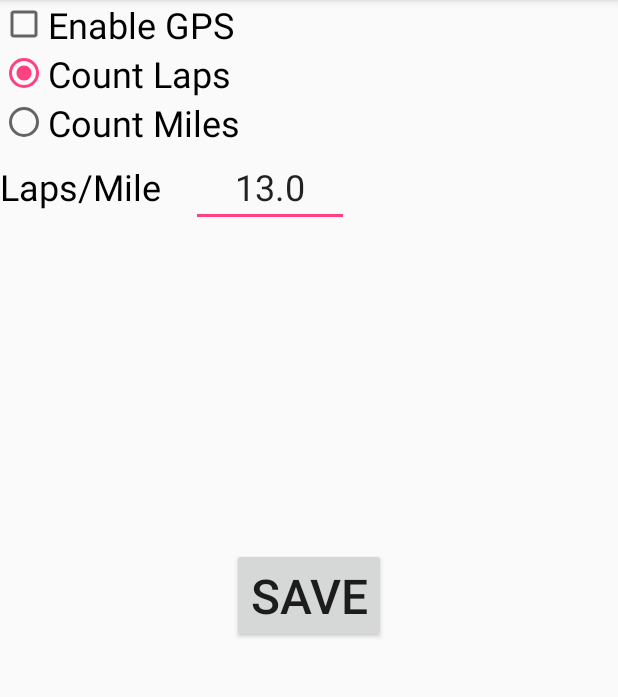
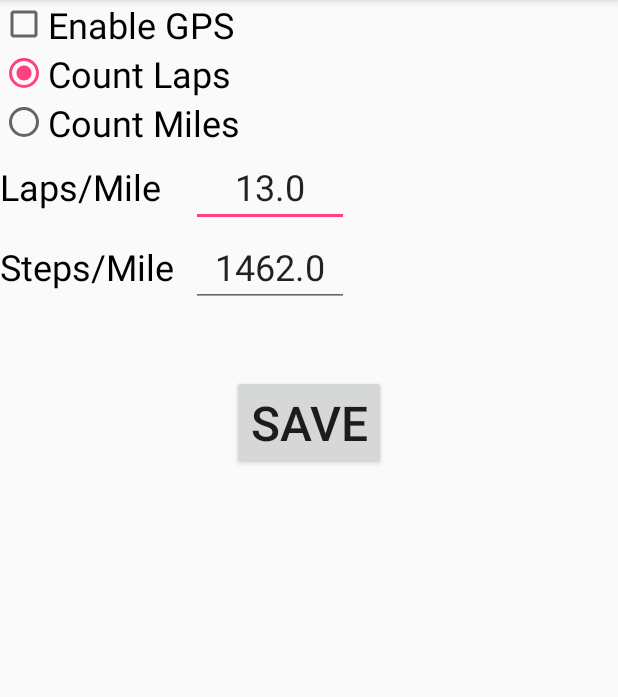
Before and after one commit to schatzsv/TrackRun, an Android app: the screen it shows after launch (SettingsActivity), in the options menu, after a tap on "Settings", on a phone screen of 412 x 824 dp, the part 84-781 px from its top. Run offline under Robolectric (Android 15) with nearby library versions, the phone set to English and light mode, and no system bars.

Commit message:
Cleanup, added steps per lap to settings screen, settings are class based now.

```diff
--- a/app/src/main/java/com/svschatz/trackrun/MainActivity.java
+++ b/app/src/main/java/com/svschatz/trackrun/MainActivity.java
@@ -56,9 +56,8 @@ public class MainActivity extends AppCompatActivity implements SensorEventListen
 
     protected static final String TAG = "TrackRun";
 
-    // fake steps
-    boolean mFakeSteps = true;
-    long mLastFakeStepTime = 0;
+    // fake steps, for testing
+    boolean mFakeSteps = false;
     long mFakeStepIncrement = (1000*(9*60 + 30))/1462;
     double mFakeStepCount = 0;
 
@@ -74,10 +73,6 @@ public class MainActivity extends AppCompatActivity implements SensorEventListen
 
     // Default settings
     public static TrackRunSettings trs = new TrackRunSettings();
-    public String mLapsPerMileString = "13.0";
-    public double mLapsPerMileDouble = 13.0;
-    private boolean mEnableGps = false;
-    private boolean mCountLaps = true;
 
     // intent codes
     static final int UPDATE_SETTINGS_REQUEST = 1000;
@@ -136,17 +131,11 @@ public class MainActivity extends AppCompatActivity implements SensorEventListen
         setContentView(R.layout.activity_main);
 
         // Restore preferences
-        // todo add a preference and setting screen for mLapsPerMile
-        // todo convert all preference uses to use TrackRunSettings class
         SharedPreferences settings = getPreferences(MODE_PRIVATE);
-        mLapsPerMileString = settings.getString("LapsPerMile", "13.0");
-        mLapsPerMileDouble = Double.parseDouble(mLapsPerMileString);
-        mEnableGps = settings.getBoolean("EnableGps", false);
-        mCountLaps = settings.getBoolean("CountLaps", true);
-        trs.setCountLaps(mCountLaps);
-        trs.setEnableGps(mEnableGps);
-        trs.setLapsPerMile(mLapsPerMileString);
-        sw.setLapsPerMile(mLapsPerMileDouble);
+        trs.setCountLaps(settings.getBoolean("CountLaps", true));
+        trs.setEnableGps(settings.getBoolean("EnableGps", false));
+        trs.setLapsPerMile(settings.getString("LapsPerMile", "13.0"));
+        trs.setStepsPerMile(settings.getString("StepsPerMile", "1462.0"));
 
         // Create an instance of GoogleAPIClient.
         doInitGoogleLocationApi();
@@ -303,7 +292,7 @@ public class MainActivity extends AppCompatActivity implements SensorEventListen
                 if (grantResults[0] == PackageManager.PERMISSION_GRANTED) {
                     Log.d(TAG, "onRequestPermissionsResult() - location permission granted");
                     mHaveLocationPermission = true;
-                    if (mEnableGps) {
+                    if (trs.mEnableGps) {
                         getLocation();
                         createLocationRequest();
                         startLocationUpdates();
@@ -415,7 +404,7 @@ public class MainActivity extends AppCompatActivity implements SensorEventListen
     @Override
     protected void onDestroy() {
         Log.d(TAG, "onDestroy()");
-        if (mEnableGps) {
+        if (trs.mEnableGps) {
             stopLocationUpdates();
         }
         mGoogleApiClient.disconnect();
@@ -445,9 +434,10 @@ public class MainActivity extends AppCompatActivity implements SensorEventListen
             return true;
         } else if (id == R.id.action_settings) {
             Intent intent = new Intent(this, SettingsActivity.class);
-            intent.putExtra("LAPS_PER_MILE", mLapsPerMileString);
-            intent.putExtra("COUNT_LAPS", mCountLaps);
-            intent.putExtra("ENABLE_GPS", mEnableGps);
+            intent.putExtra("LAPS_PER_MILE", trs.getLapsPerMileString());
+            intent.putExtra("STEPS_PER_MILE", trs.getStepsPerMileString());
+            intent.putExtra("COUNT_LAPS", trs.mCountLaps);
+            intent.putExtra("ENABLE_GPS", trs.mEnableGps);
             startActivityForResult(intent, UPDATE_SETTINGS_REQUEST);
             return true;
         }
@@ -461,29 +451,26 @@ public class MainActivity extends AppCompatActivity implements SensorEventListen
             if (resultCode == RESULT_OK) {
                 Log.d(TAG, "MainActivity.onActivityResult() - RESULT_OK");
                 // Handle laps per mile setting
-                mLapsPerMileString = data.getStringExtra("LAPS_PER_MILE");
-                mLapsPerMileDouble = Double.parseDouble(mLapsPerMileString);
-                trs.setLapsPerMile(mLapsPerMileString);
-                sw.setLapsPerMile(mLapsPerMileDouble);
+                trs.setLapsPerMile(data.getStringExtra("LAPS_PER_MILE"));
+                // Handle steps per mile setting
+                trs.setStepsPerMile(data.getStringExtra("STEPS_PER_MILE"));
                 // todo Handle count laps/miles setting
-                mCountLaps = data.getBooleanExtra("COUNT_LAPS", true);
-                trs.setCountLaps(mCountLaps);
+                trs.setCountLaps(data.getBooleanExtra("COUNT_LAPS", true));
                 // todo Handle enable/disable GPS
                 boolean rv = data.getBooleanExtra("ENABLE_GPS", false);
-                trs.setEnableGps(rv);
-                if (rv != mEnableGps) {
+                if (rv != trs.mEnableGps) {
                     // GPS setting was updated
                     if (rv == false) {
                         // Disable GPS
                         stopLocationUpdates();
-                        mEnableGps = false;
+                        trs.setEnableGps(false);
                     } else {
                         // Enable GPS
                         if (mHaveLocationPermission) {
                             getLocation();
                             createLocationRequest();
                             startLocationUpdates();
-                            mEnableGps = true;
+                            trs.setEnableGps(true);
                         } else {
                             Toast.makeText(this, "Can't enable GPS, check permission",
                                     Toast.LENGTH_LONG).show();
@@ -494,9 +481,10 @@ public class MainActivity extends AppCompatActivity implements SensorEventListen
                 SharedPreferences settings = getPreferences(MODE_PRIVATE);
                 SharedPreferences.Editor editor = settings.edit();
                 editor.clear();
-                editor.putString("LapsPerMile", mLapsPerMileString);
-                editor.putBoolean("EnableGps", mEnableGps);
-                editor.putBoolean("CountLaps", mCountLaps);
+                editor.putString("LapsPerMile", trs.getLapsPerMileString());
+                editor.putString("StepsPerMile", trs.getStepsPerMileString());
+                editor.putBoolean("EnableGps", trs.getEnableGps());
+                editor.putBoolean("CountLaps", trs.getCountLaps());
                 editor.commit();
 
                 Toast.makeText(this, "Settings Updated", Toast.LENGTH_LONG).show();
@@ -646,7 +634,7 @@ public class MainActivity extends AppCompatActivity implements SensorEventListen
         }
 
         if (mHaveLocationPermission) {
-            if (mEnableGps) {
+            if (trs.mEnableGps) {
                 getLocation();
                 createLocationRequest();
                 startLocationUpdates();
--- a/app/src/main/java/com/svschatz/trackrun/SettingsActivity.java
+++ b/app/src/main/java/com/svschatz/trackrun/SettingsActivity.java
@@ -13,7 +13,7 @@ import android.widget.RadioButton;
 public class SettingsActivity extends AppCompatActivity {
 
     Button b;
-    EditText lpm;
+    EditText lpm, spm;
     CheckBox egps;
     RadioButton cl, cm;
 
@@ -27,6 +27,9 @@ public class SettingsActivity extends AppCompatActivity {
         lpm = (EditText) findViewById(R.id.editText_lapsPerMile);
         String lapsPerMile = getIntent().getStringExtra("LAPS_PER_MILE");
         lpm.setText(lapsPerMile);
+        spm = (EditText) findViewById(R.id.editText_stepsPerMile);
+        String stepsPerMile = getIntent().getStringExtra("STEPS_PER_MILE");
+        spm.setText(stepsPerMile);
         egps = (CheckBox) findViewById(R.id.checkBox_enableGps);
         egps.setChecked(getIntent().getBooleanExtra("ENABLE_GPS", true));
         cl = (RadioButton) findViewById(R.id.radioButton_countLaps);
@@ -48,6 +51,7 @@ public class SettingsActivity extends AppCompatActivity {
         Log.d("TrackRunV2", "SettingsActivity.saveAndReturn()");
         Intent intent = new Intent();
         intent.putExtra("LAPS_PER_MILE", lpm.getText().toString());
+        intent.putExtra("STEPS_PER_MILE", spm.getText().toString());
         intent.putExtra("ENABLE_GPS", egps.isChecked());
         intent.putExtra("COUNT_LAPS", cl.isChecked());
         setResult(RESULT_OK, intent);
--- a/app/src/main/java/com/svschatz/trackrun/Swe.java
+++ b/app/src/main/java/com/svschatz/trackrun/Swe.java
@@ -12,7 +12,6 @@ import static com.svschatz.trackrun.MainActivity.trs;
 
 public class Swe {
     String TAG = "Swe";
-    private double mLapsPerMile = 13.0;
     int state; //0 - none, 1 - reset, 2 - running, 3 - pause
     public class State {
         static final int NONE = 0;
@@ -59,16 +58,12 @@ public class Swe {
     double tenthNextDistance;
     long tenthLastTime;
     double tenthLastSteps;
-    double tenthPace;
+    double tenthPace; //steps per mile
     double tenthStepsPerMin;
 
     public Swe() {
         //System.out.println("Swe()");
         reset(System.currentTimeMillis());
-    }
-
-    public void setLapsPerMile(double lpm) {
-        mLapsPerMile = lpm;
     }
 
     public void reset(long ct) {
@@ -189,8 +184,8 @@ public class Swe {
                 lapTimeLast = et-lapTimeStart;
                 lapTimeStart = et;
                 lapTimeAvg = (double) et / (double) lapCount / 1000.0;
-                lapMphLast = 1.0 / (double) lapTimeLast * 3600000.0 / mLapsPerMile;
-                lapMphAvg = 1.0 / lapTimeAvg * 3600.0 / mLapsPerMile;
+                lapMphLast = 1.0 / (double) lapTimeLast * 3600000.0 / trs.mLapsPerMile;
+                lapMphAvg = 1.0 / lapTimeAvg * 3600.0 / trs.mLapsPerMile;
                 stepsLastLap = stepsCount - stepsLapStart;
                 stepsLapStart = stepsCount;
                 stepsSpmLastLap = stepsLastLap / ((double) lapTimeLast / 1000.0) * 60.0;
@@ -237,9 +232,6 @@ public class Swe {
     }
 
     public void doTenths() {
-        //todo code doTenths()
-        //todo save in state
-        // if not gone a tenth, return
         double d;
         if (trs.mEnableGps)
             d = gpsDistanceRun;
@@ -327,7 +319,7 @@ public class Swe {
     }
 
     public String getStringMiles() {
-        return String.format("Mi %.2f", lapCount / mLapsPerMile);
+        return String.format("Mi %.2f", lapCount / trs.mLapsPerMile);
     }
 
     public String getStringStepEstimatedMiles() {
@@ -355,7 +347,7 @@ public class Swe {
     }
 
     public String getStringLastLapPace() {
-        double pace = getLapTimeLast() * mLapsPerMile / 60f; //minutes per mile
+        double pace = getLapTimeLast() * trs.mLapsPerMile / 60f; //minutes per mile
         int paceMin = (int) Math.floor(pace);
         int paceSec = (int) Math.round(60f * (pace - paceMin));
         if (paceSec == 60) {
@@ -369,7 +361,7 @@ public class Swe {
         if (lapCount == 0) {
             return "P 0:00";
         }
-        double pace = (et / 60000.0) / (lapCount / mLapsPerMile); //minutes per mile
+        double pace = (et / 60000.0) / (lapCount / trs.mLapsPerMile); //minutes per mile
         int paceMin = (int) Math.floor(pace);
         int paceSec = (int) Math.round(60f * (pace - paceMin));
         if (paceSec == 60) {
@@ -400,7 +392,7 @@ public class Swe {
         if (getLaps() == 0 || stepsLapStart < 1.0) {
             return "Sl 0.0";
         }
-        sl = 63360.0*getLaps()/mLapsPerMile/stepsLapStart;
+        sl = 63360.0*getLaps()/trs.mLapsPerMile/stepsLapStart;
         if (sl > 1000.0) {
             sl = 0.0;
         }
@@ -408,7 +400,7 @@ public class Swe {
     }
 
     public String getStringAvgStepsPerMile() {
-        return String.format("pM %,d", Math.round(stepsLapStart/(getLaps()/mLapsPerMile)));
+        return String.format("pM %,d", Math.round(stepsLapStart/(getLaps()/trs.mLapsPerMile)));
     }
 
     public int getState() {
--- a/app/src/main/java/com/svschatz/trackrun/TrackRunSettings.java
+++ b/app/src/main/java/com/svschatz/trackrun/TrackRunSettings.java
@@ -49,11 +49,19 @@ public class TrackRunSettings {
         return String.valueOf(mLapsPerMile);
     }
 
-    public double getStepsPerMile() {
+    public double getStepsPerMileDouble() {
         return mStepsPerMile;
     }
 
-    public void setmStepsPerMile(double spm) {
+    public String getStepsPerMileString() {
+        return String.valueOf(mStepsPerMile);
+    }
+
+    public void setStepsPerMile(double spm) {
         mStepsPerMile = spm;
     }
+
+    public void setStepsPerMile(String spm) {
+        mStepsPerMile = Double.valueOf(spm);
+    }
 }
--- a/app/src/main/res/layout/activity_settings.xml
+++ b/app/src/main/res/layout/activity_settings.xml
@@ -69,6 +69,34 @@
                 android:textSize="24sp" />
         </LinearLayout>
 
+        <LinearLayout
+            android:layout_width="match_parent"
+            android:layout_height="0dp"
+            android:layout_weight="1"
+            android:orientation="horizontal"
+            tools:layout_editor_absoluteX="8dp"
+            tools:layout_editor_absoluteY="8dp">
+
+            <TextView
+                android:id="@+id/textView_spm"
+                android:layout_width="127dp"
+                android:layout_height="wrap_content"
+                android:text="@string/steps_mile"
+                android:textColor="@android:color/black"
+                android:textSize="24sp" />
+
+            <EditText
+                android:id="@+id/editText_stepsPerMile"
+                android:layout_width="105dp"
+                android:layout_height="wrap_content"
+                android:ems="10"
+                android:inputType="textPersonName"
+                android:text="@string/default_steps_per_mile"
+                android:textAlignment="center"
+                android:textSize="24sp" />
+
+        </LinearLayout>
+
     </LinearLayout>
 
     <Button
@@ -79,6 +107,6 @@
         android:textSize="32sp"
         app:layout_constraintLeft_toLeftOf="parent"
         app:layout_constraintTop_toTopOf="parent"
-        android:layout_marginTop="365dp"
+        android:layout_marginTop="250dp"
         app:layout_constraintRight_toRightOf="parent" />
 </android.support.constraint.ConstraintLayout>
--- a/app/src/main/res/values/strings.xml
+++ b/app/src/main/res/values/strings.xml
@@ -6,8 +6,10 @@
     <string name="section_format">%1$d</string>
     <string name="save">Save</string>
     <string name="laps_mile">Laps/Mile</string>
+    <string name="steps_mile">Steps/Mile</string>
     <string name="count_laps">Count Laps</string>
     <string name="count_miles">Count Miles</string>
     <string name="enable_gps">Enable GPS</string>
     <string name="default_lap_per_mile">13.4</string>
+    <string name="default_steps_per_mile">1462.0</string>
 </resources>
```
